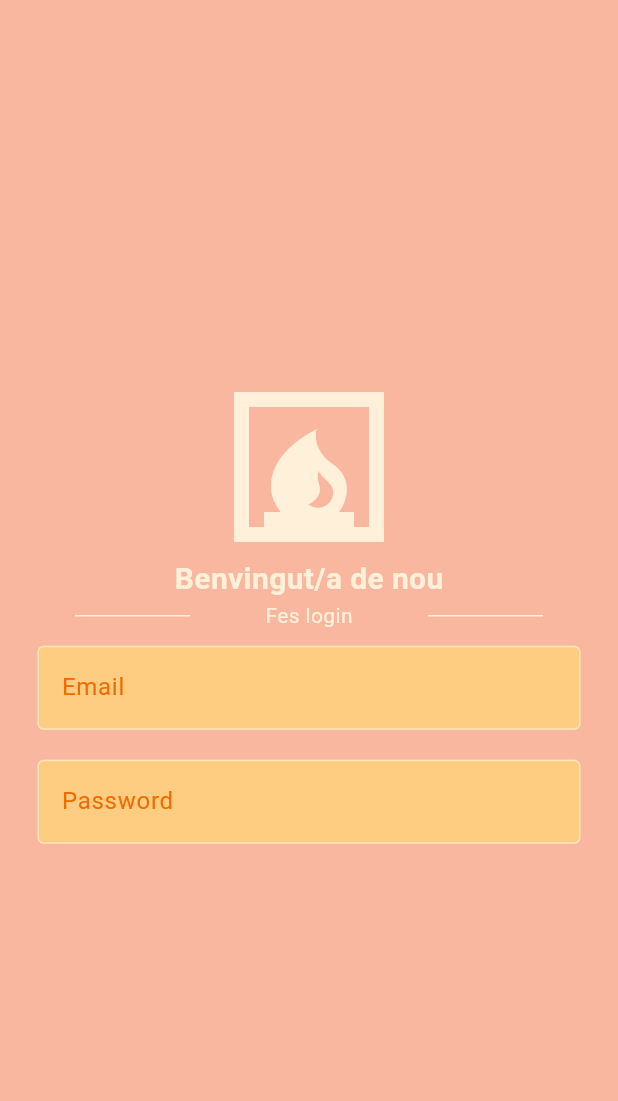
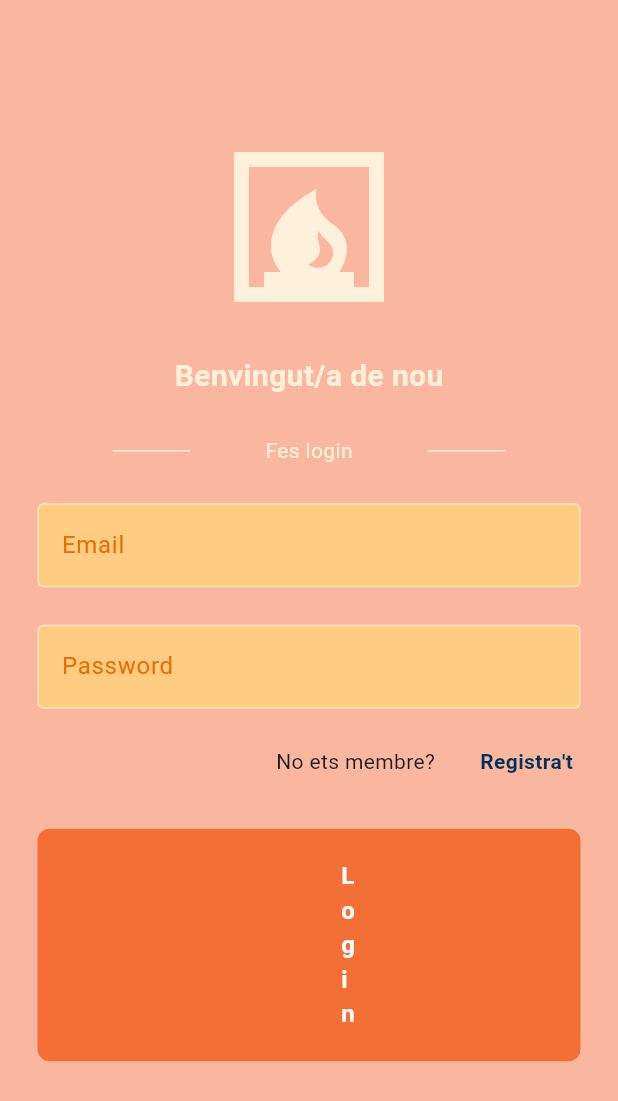
Before and after one commit to jandomenenech/firebase, a Flutter app: the screen it shows after launch, on a phone screen of 412 x 824 dp. Shown: the top 1101 px of the screen. Run offline on Flutter 3.47's test engine with Material 3 defaults, Android fonts, the phone set to English and light mode, and no system bars.

Commit message:
UI Login feta

```diff
--- a/lib/Pagines/pagina_login.dart
+++ b/lib/Pagines/pagina_login.dart
@@ -1,3 +1,4 @@
+import 'package:firebase/componenets/boto_auth.dart';
 import 'package:firebase/componenets/textfield_auth.dart';
 import 'package:flutter/material.dart';
 
@@ -9,13 +10,12 @@ class PaginaLogin extends StatefulWidget {
 }
 
 class _PaginaLoginState extends State<PaginaLogin> {
-
   final TextEditingController controllerEmail = TextEditingController();
   final TextEditingController controllerPass = TextEditingController();
 
   @override
   Widget build(BuildContext context) {
-    return  Scaffold(
+    return Scaffold(
       backgroundColor: Color.fromARGB(255, 250, 183, 159),
       body: Center(
         child: Column(
@@ -23,6 +23,7 @@ class _PaginaLoginState extends State<PaginaLogin> {
           children: [
             const Icon(Icons.fireplace,
                 size: 120, color: Color.fromARGB(255, 255, 240, 218)),
+            const SizedBox(height: 25),
             const Text(
               "Benvingut/a de nou",
               style: TextStyle(
@@ -30,7 +31,12 @@ class _PaginaLoginState extends State<PaginaLogin> {
                   fontSize: 20,
                   fontWeight: FontWeight.bold),
             ),
-           const Row(
+            const SizedBox(height: 25),
+            const Padding(
+              padding: EdgeInsets.symmetric(
+                horizontal: 25,
+              ),
+              child: Row(
                 children: [
                   Expanded(
                     child: Divider(
@@ -54,17 +60,41 @@ class _PaginaLoginState extends State<PaginaLogin> {
                   ),
                 ],
               ),
+            ),
+            const SizedBox(height: 25),
             TextField_Auth(
               controller: controllerEmail,
-              hint: "Email" ,
+              hint: "Email",
               obscureText: false,
             ),
+            const SizedBox(height: 25),
             TextField_Auth(
               controller: controllerPass,
-              hint: "Password" ,
+              hint: "Password",
               obscureText: true,
-            )
+            ),
+            const SizedBox(height: 25),
+            Padding(
+              padding: const EdgeInsets.symmetric(horizontal: 30),
+              child: Row(
+                mainAxisAlignment:MainAxisAlignment.end,
+                children: [
+                  const Text("No ets membre?"),
+                  const SizedBox(width: 30,),
+                  GestureDetector(
+                    child: const Text("Registra't",
+                    style:TextStyle(fontWeight: FontWeight.bold,
+                    color: Color.fromARGB(255, 0, 49, 88),
+                    ),
+                    ),
+                  ),
 
+                ],
+              ),
+            ),
+            SizedBox(height: 10,),
+            BotoAuth(
+            ),
           ],
         ),
       ),
--- /dev/null
+++ b/lib/componenets/boto_auth.dart
@@ -0,0 +1,23 @@
+import 'package:flutter/material.dart';
+
+class BotoAuth extends StatelessWidget {
+  const BotoAuth({super.key});
+
+  @override
+  Widget build(BuildContext context) {
+    return Container(
+      padding: const EdgeInsets.symmetric(horizontal: 200, vertical:20),
+      margin: const EdgeInsets.all(25),
+      child: Text("Login",
+      style: TextStyle (
+        color: Colors.white,
+        fontWeight: FontWeight.bold,
+        fontSize: 16,
+        letterSpacing: 5,
+      ),),
+      decoration: BoxDecoration(borderRadius: BorderRadius.circular(8),
+      color: Color.fromARGB(255, 244, 111, 54),
+      ),
+    );
+  }
+}
--- a/lib/componenets/textfield_auth.dart
+++ b/lib/componenets/textfield_auth.dart
@@ -14,7 +14,7 @@ class TextField_Auth extends StatelessWidget {
 
   @override
   Widget build(BuildContext context) {
-    return Padding(padding: const EdgeInsets.symmetric(horizontal: 25, vertical: 10),
+    return Padding(padding: const EdgeInsets.symmetric(horizontal: 25,),
     child: TextField(
       cursorColor: const Color.fromARGB(255, 222, 100, 0),
       style: const TextStyle(
```
Lines whose indentation alone changed are shown as unchanged.
